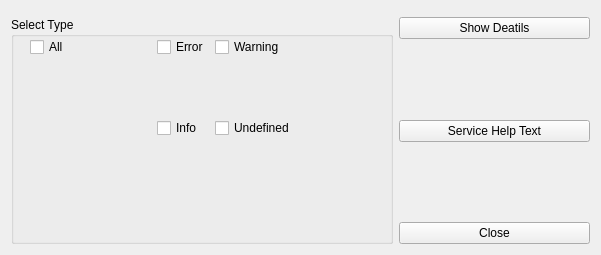
The window that ServiceSW/Master/Components/LogViewerDialog/Forms/SystemLogViewerDlg.ui (Liyezhong/Master) describes before a commit, drawn with Qt 5.
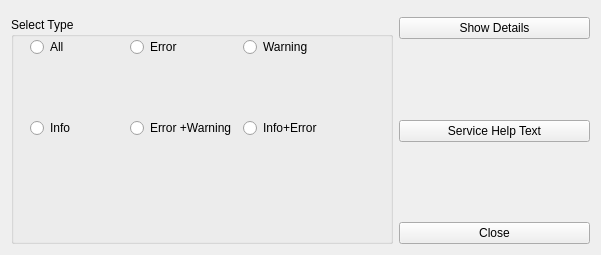
The same window after the commit. Custom widgets are drawn as their Qt base class.

Commit message: update for system log viewer

```diff
--- a/ServiceSW/Master/Components/LogViewerDialog/Forms/SystemLogViewerDlg.ui
+++ b/ServiceSW/Master/Components/LogViewerDialog/Forms/SystemLogViewerDlg.ui
@@ -48,21 +48,34 @@
        </rect>
       </property>
       <layout class="QGridLayout" name="gridLayout">
-       <item row="0" column="4">
-        <widget class="QCheckBox" name="warningBtn">
-         <property name="text">
-          <string>Warning</string>
-         </property>
-        </widget>
-       </item>
        <item row="0" column="3">
-        <widget class="QCheckBox" name="errorBtn">
+        <widget class="QRadioButton" name="warningBtn">
+         <property name="text">
+          <string>Warning</string>
+         </property>
+        </widget>
+       </item>
+       <item row="0" column="2">
+        <widget class="QRadioButton" name="errorBtn">
          <property name="text">
           <string>Error</string>
          </property>
         </widget>
        </item>
-       <item row="1" column="5" rowspan="2">
+       <item row="1" column="2">
+        <spacer name="verticalSpacer_2">
+         <property name="orientation">
+          <enum>Qt::Vertical</enum>
+         </property>
+         <property name="sizeHint" stdset="0">
+          <size>
+           <width>20</width>
+           <height>18</height>
+          </size>
+         </property>
+        </spacer>
+       </item>
+       <item row="1" column="4" rowspan="2">
         <spacer name="horizontalSpacer_3">
          <property name="orientation">
           <enum>Qt::Horizontal</enum>
@@ -88,6 +101,27 @@
          </property>
         </spacer>
        </item>
+       <item row="2" column="0">
+        <widget class="QRadioButton" name="infoBtn">
+         <property name="text">
+          <string>Info</string>
+         </property>
+        </widget>
+       </item>
+       <item row="2" column="3">
+        <widget class="QRadioButton" name="infoErrorBtn">
+         <property name="text">
+          <string>Info+Error</string>
+         </property>
+        </widget>
+       </item>
+       <item row="0" column="0">
+        <widget class="QRadioButton" name="allBtn">
+         <property name="text">
+          <string>All</string>
+         </property>
+        </widget>
+       </item>
        <item row="2" column="1">
         <spacer name="horizontalSpacer_2">
          <property name="orientation">
@@ -101,7 +135,7 @@
          </property>
         </spacer>
        </item>
-       <item row="0" column="5">
+       <item row="0" column="4">
         <spacer name="horizontalSpacer_4">
          <property name="orientation">
           <enum>Qt::Horizontal</enum>
@@ -127,40 +161,13 @@
          </property>
         </spacer>
        </item>
-       <item row="2" column="4">
-        <widget class="QCheckBox" name="undefinedBtn">
+       <item row="2" column="2">
+        <widget class="QRadioButton" name="errorWarningBtn">
          <property name="text">
-          <string>Undefined</string>
+          <string>Error +Warning</string>
          </property>
         </widget>
        </item>
-       <item row="2" column="3">
-        <widget class="QCheckBox" name="infoBtn">
-         <property name="text">
-          <string>Info</string>
-         </property>
-        </widget>
-       </item>
-       <item row="0" column="0">
-        <widget class="QCheckBox" name="allBtn">
-         <property name="text">
-          <string>All</string>
-         </property>
-        </widget>
-       </item>
-       <item row="1" column="2" colspan="3">
-        <spacer name="verticalSpacer_2">
-         <property name="orientation">
-          <enum>Qt::Vertical</enum>
-         </property>
-         <property name="sizeHint" stdset="0">
-          <size>
-           <width>20</width>
-           <height>18</height>
-          </size>
-         </property>
-        </spacer>
-       </item>
       </layout>
      </widget>
     </widget>
@@ -173,7 +180,7 @@
      <item>
       <widget class="QPushButton" name="showDetailsBtn">
        <property name="text">
-        <string>Show Deatils</string>
+        <string>Show Details</string>
        </property>
       </widget>
      </item>
```
The commit also changes 6 other files.
